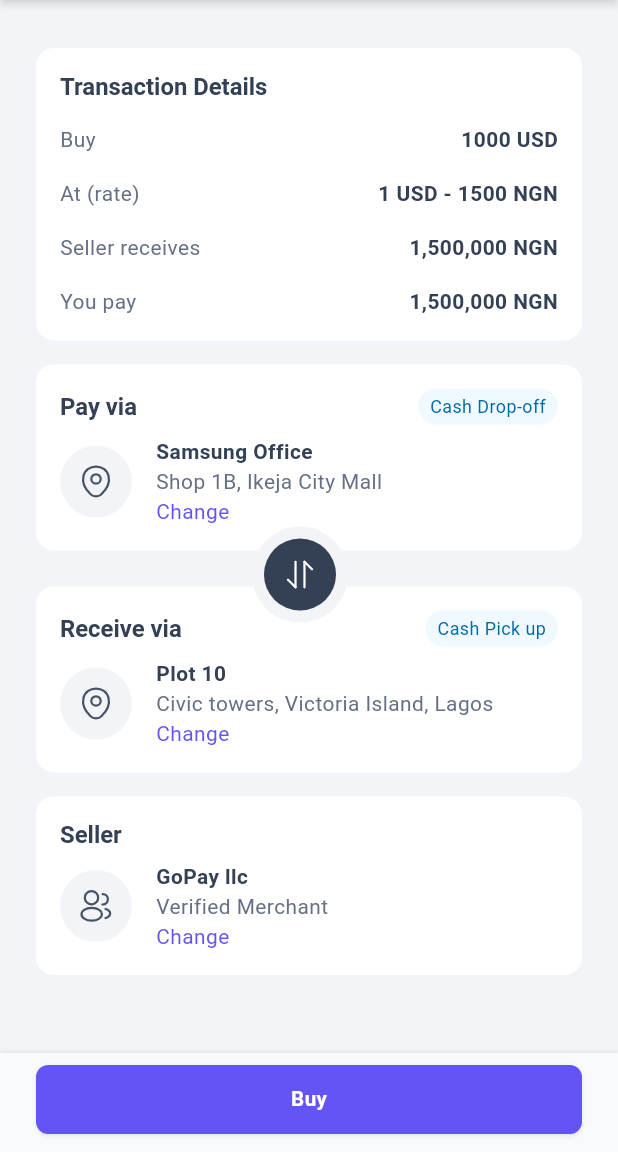
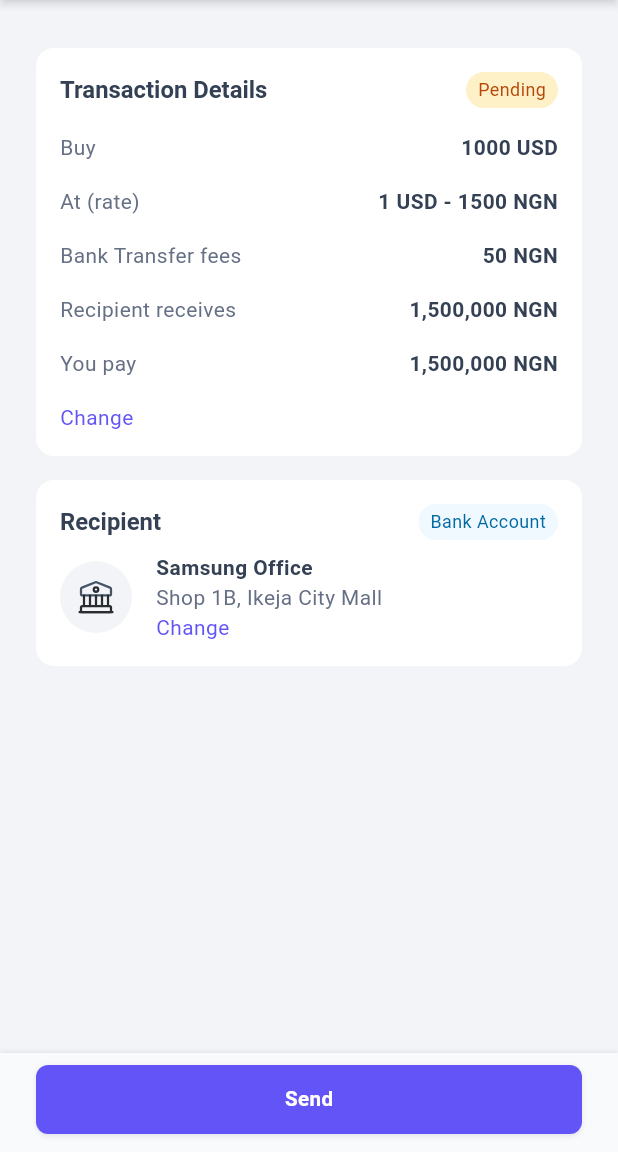
Before and after one commit to maraz-dev/remittance_mobile, a Flutter app: the SendMoneyDetailsView screen opened by its route, on a phone screen of 412 x 824 dp, the part 84-1236 px from its top. Run offline on Flutter 3.47's test engine with Material 3 defaults, Android fonts, the phone set to English and light mode, and no system bars; drawn by our look-alikes of flutter_animate; our stand-ins replace clock, device_info_plus, dio, file_picker, flutter_screenutil, flutter_secure_storage and 18 more; missing offline and left inert: curl_logger_dio_interceptor, dio_cache_interceptor, dio_cache_interceptor_hive_store, flutter_skeleton_ui, get_ip_address, local_auth_android and 2 more; accounts and stored records are empty; network calls fail; Roboto replaces fonts that are missing (SFPro).

Commit message:
feat: send money design complete

```diff
--- a/lib/view/features/home/account-view/withdraw/withdraw_money_view.dart
+++ b/lib/view/features/home/account-view/withdraw/withdraw_money_view.dart
@@ -68,7 +68,9 @@ class _WithdrawMoneyViewState extends State<WithdrawMoneyView> {
                     onPressed: () {
                       AppBottomSheet.showBottomSheet(
                         context,
-                        widget: const AddBankAccountSheet(),
+                        widget: const AddBankAccountSheet(
+                          route: BankRoute.withdrawal,
+                        ),
                       );
                     },
                   )
--- a/lib/view/features/home/account-view/withdraw/withdrawal-sheet/custom_tab_bar.dart
+++ b/lib/view/features/home/account-view/withdraw/withdrawal-sheet/custom_tab_bar.dart
@@ -14,7 +14,7 @@ class CustomTabBar extends StatelessWidget {
   @override
   Widget build(BuildContext context) {
     return Container(
-      padding: const EdgeInsets.all(2),
+      padding: const EdgeInsets.all(0),
       decoration: BoxDecoration(
           color: AppColors.kGrey200, borderRadius: BorderRadius.circular(32)),
       child: TabBar(
--- a/lib/view/features/services/transfers/send_money_details.dart
+++ b/lib/view/features/services/transfers/send_money_details.dart
@@ -1,7 +1,5 @@
 import 'package:flutter/material.dart';
 import 'package:flutter_animate/flutter_animate.dart';
-import 'package:flutter_screenutil/flutter_screenutil.dart';
-import 'package:remittance_mobile/view/features/services/transfers/send_money_how_much_view.dart';
 import 'package:remittance_mobile/view/features/transactions/widgets/card_icon.dart';
 import 'package:remittance_mobile/view/theme/app_colors.dart';
 import 'package:remittance_mobile/view/utils/app_images.dart';
@@ -41,7 +39,29 @@ class _SendMoneyDetailsViewState extends State<SendMoneyDetailsView> {
                 child: Column(
                   crossAxisAlignment: CrossAxisAlignment.start,
                   children: [
-                    const SectionHeader(text: 'Transaction Details'),
+                    Row(
+                      mainAxisAlignment: MainAxisAlignment.spaceBetween,
+                      children: [
+                        const SectionHeader(text: 'Transaction Details'),
+                        Container(
+                          padding: const EdgeInsets.symmetric(
+                            horizontal: 8,
+                            vertical: 4,
+                          ),
+                          decoration: BoxDecoration(
+                            color: AppColors.kWarningColor100,
+                            borderRadius: BorderRadius.circular(16),
+                          ),
+                          child: Text(
+                            'Pending',
+                            style: Theme.of(context)
+                                .textTheme
+                                .bodySmall!
+                                .copyWith(color: AppColors.kWarningColor700),
+                          ),
+                        )
+                      ],
+                    ),
                     16.0.height,
                     const TrxItems(
                       title: 'Buy',
@@ -54,7 +74,12 @@ class _SendMoneyDetailsViewState extends State<SendMoneyDetailsView> {
                     ),
                     16.0.height,
                     const TrxItems(
-                      title: 'Seller receives',
+                      title: 'Bank Transfer fees',
+                      description: '50 NGN',
+                    ),
+                    16.0.height,
+                    const TrxItems(
+                      title: 'Recipient receives',
                       description: '1,500,000 NGN',
                     ),
                     16.0.height,
@@ -62,47 +87,27 @@ class _SendMoneyDetailsViewState extends State<SendMoneyDetailsView> {
                       title: 'You pay',
                       description: '1,500,000 NGN',
                     ),
+                    16.0.height,
+                    Text(
+                      'Change',
+                      style: Theme.of(context)
+                          .textTheme
+                          .bodyMedium!
+                          .copyWith(color: AppColors.kPrimaryColor),
+                    ),
                   ],
                 ),
               ),
               16.0.height,
 
-              Stack(
-                children: [
-                  Column(
-                    children: [
-                      // Pay Via
-                      const ExchangeTrxDetailsCard(
-                        info: 'Cash Drop-off',
-                        title: 'Samsung Office',
-                        subtitle: 'Shop 1B, Ikeja City Mall',
-                      ),
-                      24.0.height,
-
-                      // Receive Via
-                      const ExchangeTrxDetailsCard(
-                        heading: 'Receive via',
-                        info: 'Cash Pick up',
-                      ),
-                    ],
-                  ),
-                  Positioned(
-                    left: ScreenUtil.defaultSize.width * 0.4,
-                    top: ScreenUtil.defaultSize.width * 0.3,
-                    child: const SwapIconWidget(),
-                  )
-                ],
+              const SendTrxDetailsCard(
+                heading: "Recipient",
+                icon: AppImages.accountDetails,
+                info: 'Bank Account',
+                title: 'Samsung Office',
+                subtitle: 'Shop 1B, Ikeja City Mall',
               ),
-              16.0.height,
-
-              // Receive Via
-              const ExchangeTrxDetailsCard(
-                heading: 'Seller',
-                icon: AppImages.seller,
-                title: 'GoPay llc',
-                subtitle: 'Verified Merchant',
-              ),
-              16.0.height,
+              24.0.height,
             ],
           ),
         ),
@@ -110,7 +115,7 @@ class _SendMoneyDetailsViewState extends State<SendMoneyDetailsView> {
       bottomNavigationBar: BottomNavBarWidget(
         children: [
           MainButton(
-            text: 'Buy',
+            text: 'Send',
             onPressed: () {},
           )
               .animate()
@@ -123,9 +128,9 @@ class _SendMoneyDetailsViewState extends State<SendMoneyDetailsView> {
   }
 }
 
-class ExchangeTrxDetailsCard extends StatelessWidget {
+class SendTrxDetailsCard extends StatelessWidget {
   final String? heading, info, title, subtitle, icon;
-  const ExchangeTrxDetailsCard({
+  const SendTrxDetailsCard({
     super.key,
     this.heading,
     this.info,
--- a/lib/view/utils/app_images.dart
+++ b/lib/view/utils/app_images.dart
@@ -118,6 +118,7 @@ class AppImages {
   static const addAlt = 'assets/images/svg/add_alt.svg';
   static const recipient = 'assets/images/svg/recipient.svg';
   static const search = 'assets/images/svg/search_normal.svg';
+  static const mail = 'assets/images/svg/mail.svg';
 
   /// IMAGES
   static const String imagePath = 'assets/images';
```
Also changed, not shown: lib/view/features/home/account-view/withdraw/withdrawal-sheet/add_withdrawal_account.dart (+9 -2 lines), lib/view/features/home/account-view/withdraw/withdrawal-sheet/intl_bank_form.dart (+29 -5 lines), lib/view/features/home/account-view/withdraw/withdrawal-sheet/local_bank_form.dart (+35 -6 lines), lib/view/features/services/transfers/send_money_to_who_view.dart (+66 -0 lines), lib/view/features/services/widgets/recipient_card.dart (+40 -0 lines), lib/view/features/services/widgets/sheets/borderpay_user_sheet.dart (added, +94 -0 lines), lib/view/features/services/widgets/sheets/cash_pickup_sheet.dart (added, +107 -0 lines), lib/view/features/services/widgets/sheets/mobile_money_sheet.dart (added, +109 -0 lines), assets/images/svg/mail.svg (added).
